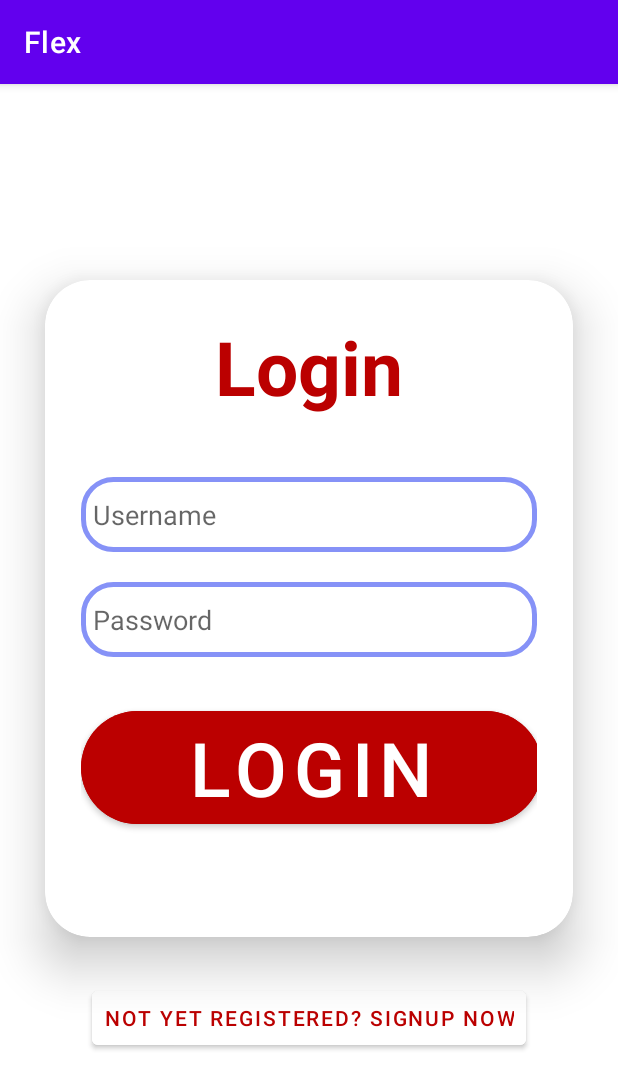
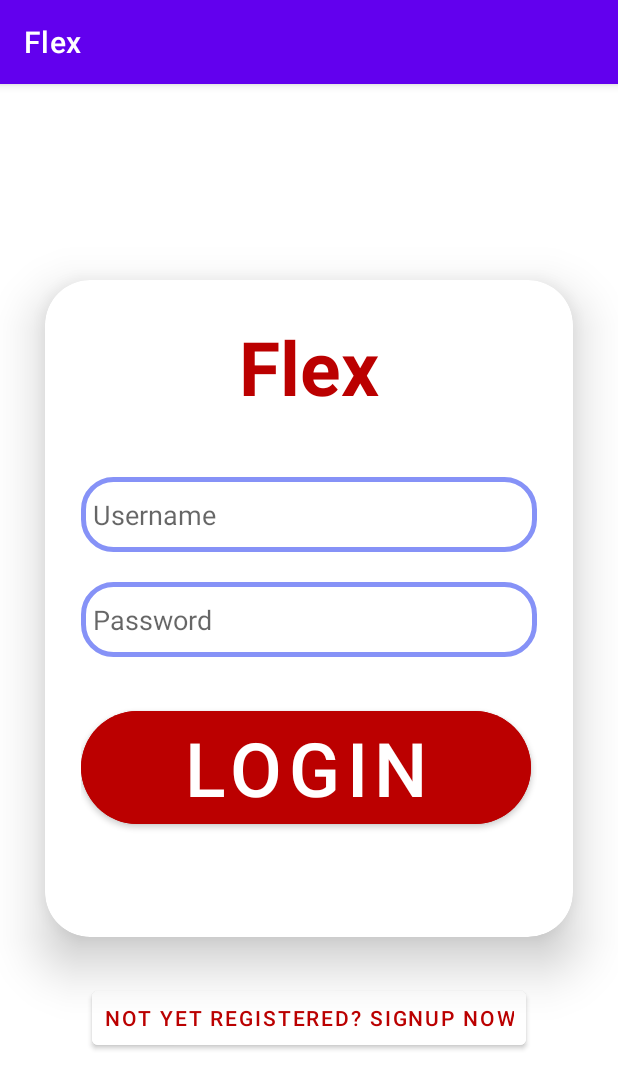
Before and after one commit to AlexEchanove/Flex, an Android app: the screen it shows after launch (MainActivity before the commit, Login after it), after a tap on "LOGIN", on a phone screen of 412 x 824 dp. Shown: the top 1089 px of the screen. Run offline under Robolectric (Android 15) with nearby library versions, the phone set to English and light mode, and no system bars; our stand-ins replace Firebase (no records; nobody signed in at launch, a user with empty details on screens opened directly).

```diff
--- a/app/src/main/AndroidManifest.xml
+++ b/app/src/main/AndroidManifest.xml
@@ -12,8 +12,9 @@
         android:supportsRtl="true"
         android:theme="@style/Theme.Flex"
         tools:targetApi="31">
+        <activity android:name=".SignUp"></activity>
         <activity
-            android:name=".MainActivity"
+            android:name=".Login"
             android:exported="true"
             android:label="@string/app_name">
             <intent-filter>
@@ -22,6 +23,9 @@
                 <category android:name="android.intent.category.LAUNCHER" />
             </intent-filter>
         </activity>
+        <activity android:name=".MainActivity">
+
+        </activity>
     </application>
 
 </manifest>
--- /dev/null
+++ b/app/src/main/java/com/example/flex/Login.java
@@ -0,0 +1,83 @@
+package com.example.flex;
+
+import androidx.annotation.NonNull;
+import androidx.appcompat.app.AppCompatActivity;
+
+import android.content.Intent;
+import android.os.Bundle;
+import android.view.View;
+import android.widget.Button;
+import android.widget.EditText;
+import android.widget.Toast;
+
+import com.google.firebase.database.DataSnapshot;
+import com.google.firebase.database.DatabaseError;
+import com.google.firebase.database.DatabaseReference;
+import com.google.firebase.database.FirebaseDatabase;
+import com.google.firebase.database.ValueEventListener;
+
+
+public class Login extends AppCompatActivity {
+
+    DatabaseReference reference = FirebaseDatabase.getInstance().getReferenceFromUrl("https://flex-f72ad-default-rtdb.firebaseio.com");
+
+    @Override
+    protected void onCreate(Bundle savedInstanceState) {
+        super.onCreate(savedInstanceState);
+        setContentView(R.layout.activity_login);
+
+        final EditText username = findViewById(R.id.username);
+        final EditText password = findViewById(R.id.password);
+        final Button loginBtn = findViewById(R.id.loginButton);
+        final Button registerBtn = findViewById(R.id.signupBtn);
+
+        loginBtn.setOnClickListener(new View.OnClickListener() {
+            @Override
+            public void onClick(View view) {
+                final String usernameTxt = username.getText().toString();
+                final String passwordTxt = password.getText().toString();
+
+                if(usernameTxt.isEmpty() || passwordTxt.isEmpty()) {
+                    Toast.makeText(Login.this, "Please enter username and password", Toast.LENGTH_SHORT).show();
+                }
+                else {
+                    reference.child("users").addListenerForSingleValueEvent(new ValueEventListener() {
+                        @Override
+                        public void onDataChange(@NonNull DataSnapshot snapshot) {
+                            if (snapshot.hasChild(usernameTxt)) {
+                                final String getPassword = snapshot.child(usernameTxt).child("password").getValue(String.class);
+
+                                if (getPassword.equals(passwordTxt)) {
+                                    Toast.makeText(Login.this, "Successfully Logged In", Toast.LENGTH_SHORT).show();
+                                    startActivity(new Intent(Login.this, MainActivity.class));
+                                    finish();
+                                }
+                                else {
+                                    Toast.makeText(Login.this, "Wrong Password", Toast.LENGTH_SHORT).show();
+                                }
+                            }
+                            else {
+                                System.out.println(usernameTxt);
+                                Toast.makeText(Login.this, "Username Not Recognized", Toast.LENGTH_SHORT).show();
+
+                            }
+                        }
+
+                        @Override
+                        public void onCancelled(@NonNull DatabaseError error) {
+
+                        }
+                    });
+                }
+            }
+        });
+
+        registerBtn.setOnClickListener(new View.OnClickListener() {
+
+            @Override
+            public void onClick(View view) {
+                startActivity(new Intent(Login.this, SignUp.class));
+            }
+        });
+    }
+}
--- a/app/src/main/java/com/example/flex/MainActivity.java
+++ b/app/src/main/java/com/example/flex/MainActivity.java
@@ -15,32 +15,10 @@ import java.util.HashMap;
 import java.util.Map;
 
 public class MainActivity extends AppCompatActivity {
-    EditText username;
-    EditText password;
-    Button loginButton;
-
-    FirebaseDatabase rootNode;
-    DatabaseReference reference;
 
     @Override
     protected void onCreate(Bundle savedInstanceState) {
         super.onCreate(savedInstanceState);
         setContentView(R.layout.activity_main);
-        username = findViewById(R.id.username);
-        password = findViewById(R.id.password);
-        loginButton = findViewById(R.id.loginButton);
-
-
-
-        loginButton.setOnClickListener(new View.OnClickListener() {
-            @Override
-            public void onClick(View view) {
-                if (username.getText().toString().equals("user") && password.getText().toString().equals("1234")) {
-                    Toast.makeText(MainActivity.this, "Login Successful!", Toast.LENGTH_SHORT).show();
-                } else {
-                    Toast.makeText(MainActivity.this, "Login Failed!", Toast.LENGTH_SHORT).show();
-                }
-            }
-        });
     }
 }
--- /dev/null
+++ b/app/src/main/res/layout/activity_login.xml
@@ -0,0 +1,92 @@
+<?xml version="1.0" encoding="utf-8"?>
+<androidx.constraintlayout.widget.ConstraintLayout xmlns:android="http://schemas.android.com/apk/res/android"
+    xmlns:app="http://schemas.android.com/apk/res-auto"
+    xmlns:tools="http://schemas.android.com/tools"
+    android:layout_width="match_parent"
+    android:layout_height="match_parent"
+    tools:context=".Login">
+    <LinearLayout
+        xmlns:android="http://schemas.android.com/apk/res/android"
+        xmlns:app="http://schemas.android.com/apk/res-auto"
+        xmlns:tools="http://schemas.android.com/tools"
+        xmlns:card_view="http://schemas.android.com/apk/res-auto"
+        android:layout_width="match_parent"
+        android:layout_height="match_parent"
+        android:orientation="vertical"
+        android:gravity="center"
+        tools:context=".MainActivity">
+        <androidx.cardview.widget.CardView
+            android:layout_width="match_parent"
+            android:layout_height="wrap_content"
+            android:layout_margin="30dp"
+            app:cardCornerRadius="30dp"
+            app:cardElevation="20dp"
+            android:background="@drawable/custom_edittext">
+
+            <LinearLayout
+                android:layout_width="match_parent"
+                android:layout_height="438dp"
+                android:layout_gravity="center_horizontal"
+                android:orientation="vertical"
+                android:padding="24dp">
+
+                <TextView
+                    android:id="@+id/loginText"
+                    android:layout_width="match_parent"
+                    android:layout_height="wrap_content"
+                    android:text="Flex"
+                    android:textAlignment="center"
+                    android:textColor="@color/scarlet"
+                    android:textSize="50sp"
+                    android:textStyle="bold" />
+
+                <EditText
+                    android:id="@+id/username"
+                    android:layout_width="match_parent"
+                    android:layout_height="50dp"
+                    android:layout_marginTop="40dp"
+                    android:background="@drawable/custom_edittext"
+                    android:drawablePadding="8dp"
+                    android:hint="Username"
+                    android:padding="8dp"
+                    android:textColor="@color/gray"
+                    android:textColorHighlight="@color/cardview_dark_background" />
+
+                <EditText
+                    android:id="@+id/password"
+                    android:layout_width="match_parent"
+                    android:layout_height="50dp"
+                    android:layout_marginTop="20dp"
+                    android:background="@drawable/custom_edittext"
+                    android:drawablePadding="8dp"
+                    android:hint="Password"
+                    android:inputType="textPassword"
+                    android:padding="8dp"
+                    android:textColor="@color/gray"
+                    android:textColorHighlight="@color/cardview_dark_background" />
+
+                <Button
+                    android:id="@+id/loginButton"
+                    android:layout_width="300dp"
+                    android:layout_height="wrap_content"
+                    android:layout_marginTop="30dp"
+                    android:backgroundTint="@color/scarlet"
+                    android:text="Login"
+                    android:textSize="50sp"
+                    app:cornerRadius="50dp" />
+            </LinearLayout>
+        </androidx.cardview.widget.CardView>
+
+        <Button
+            android:id="@+id/signupBtn"
+            android:layout_width="wrap_content"
+            android:layout_height="wrap_content"
+            android:layout_marginBottom="20dp"
+            android:padding="8dp"
+            android:text="Not yet registered? SignUp Now"
+            android:textAlignment="center"
+            android:backgroundTint="@color/white"
+            android:textColor="@color/scarlet"
+            android:textSize="14sp" />
+    </LinearLayout>
+</androidx.constraintlayout.widget.ConstraintLayout>
--- a/app/src/main/res/layout/activity_main.xml
+++ b/app/src/main/res/layout/activity_main.xml
@@ -9,77 +9,13 @@
     android:orientation="vertical"
     android:gravity="center"
     tools:context=".MainActivity">
-    <androidx.cardview.widget.CardView
+
+    <TextView
+        android:id="@+id/textView"
         android:layout_width="match_parent"
         android:layout_height="wrap_content"
-        android:layout_margin="30dp"
-        app:cardCornerRadius="30dp"
-        app:cardElevation="20dp"
-        android:background="@drawable/custom_edittext">
-
-        <LinearLayout
-            android:layout_width="match_parent"
-            android:layout_height="438dp"
-            android:layout_gravity="center_horizontal"
-            android:orientation="vertical"
-            android:padding="24dp">
-
-            <TextView
-                android:id="@+id/loginText"
-                android:layout_width="match_parent"
-                android:layout_height="wrap_content"
-                android:text="Login"
-                android:textAlignment="center"
-                android:textColor="@color/scarlet"
-                android:textSize="50sp"
-                android:textStyle="bold" />
-
-            <EditText
-                android:id="@+id/username"
-                android:layout_width="match_parent"
-                android:layout_height="50dp"
-                android:layout_marginTop="40dp"
-                android:background="@drawable/custom_edittext"
-                android:drawablePadding="8dp"
-                android:hint="Username"
-                android:padding="8dp"
-                android:textColor="@color/gray"
-                android:textColorHighlight="@color/cardview_dark_background" />
-
-            <EditText
-                android:id="@+id/password"
-                android:layout_width="match_parent"
-                android:layout_height="50dp"
-                android:layout_marginTop="20dp"
-                android:background="@drawable/custom_edittext"
-                android:drawablePadding="8dp"
-                android:hint="Password"
-                android:inputType="textPassword"
-                android:padding="8dp"
-                android:textColor="@color/gray"
-                android:textColorHighlight="@color/cardview_dark_background" />
-
-            <Button
-                android:id="@+id/loginButton"
-                android:layout_width="307dp"
-                android:layout_height="wrap_content"
-                android:layout_marginTop="30dp"
-                android:backgroundTint="@color/scarlet"
-                android:text="Login"
-                android:textSize="50sp"
-                app:cornerRadius="50dp" />
-        </LinearLayout>
-    </androidx.cardview.widget.CardView>
-
-    <Button
-        android:id="@+id/signupText"
-        android:layout_width="wrap_content"
-        android:layout_height="wrap_content"
-        android:layout_marginBottom="20dp"
-        android:padding="8dp"
-        android:text="Not yet registered? SignUp Now"
-        android:textAlignment="center"
-        android:backgroundTint="@color/white"
-        android:textColor="@color/scarlet"
-        android:textSize="14sp" />
+        android:text="Insert Stuff Here"
+        android:layout_gravity="center"
+        android:layout_marginEnd="20dp"
+        android:layout_marginStart="20dp"/>
 </LinearLayout>
--- a/app/src/main/res/layout/user_login.xml
+++ b/app/src/main/res/layout/user_registration.xml
@@ -33,7 +33,6 @@
         android:layout_marginRight="16dp"
         android:layout_marginBottom="8dp"
         android:hint="Enter Email"
-        android:inputType="textPassword"
         android:maxLines="1"
         android:minHeight="48dp"
         android:textColorHint="#546E7A"
@@ -57,7 +56,6 @@
         android:layout_marginRight="16dp"
         android:layout_marginBottom="8dp"
         android:hint="Enter Username"
-        android:inputType="textPassword"
         android:maxLines="1"
         android:minHeight="48dp"
         android:textColorHint="#546E7A"
```
Also changed, not shown: app/src/main/java/com/example/flex/SignUp.java (+52 -24 lines).
